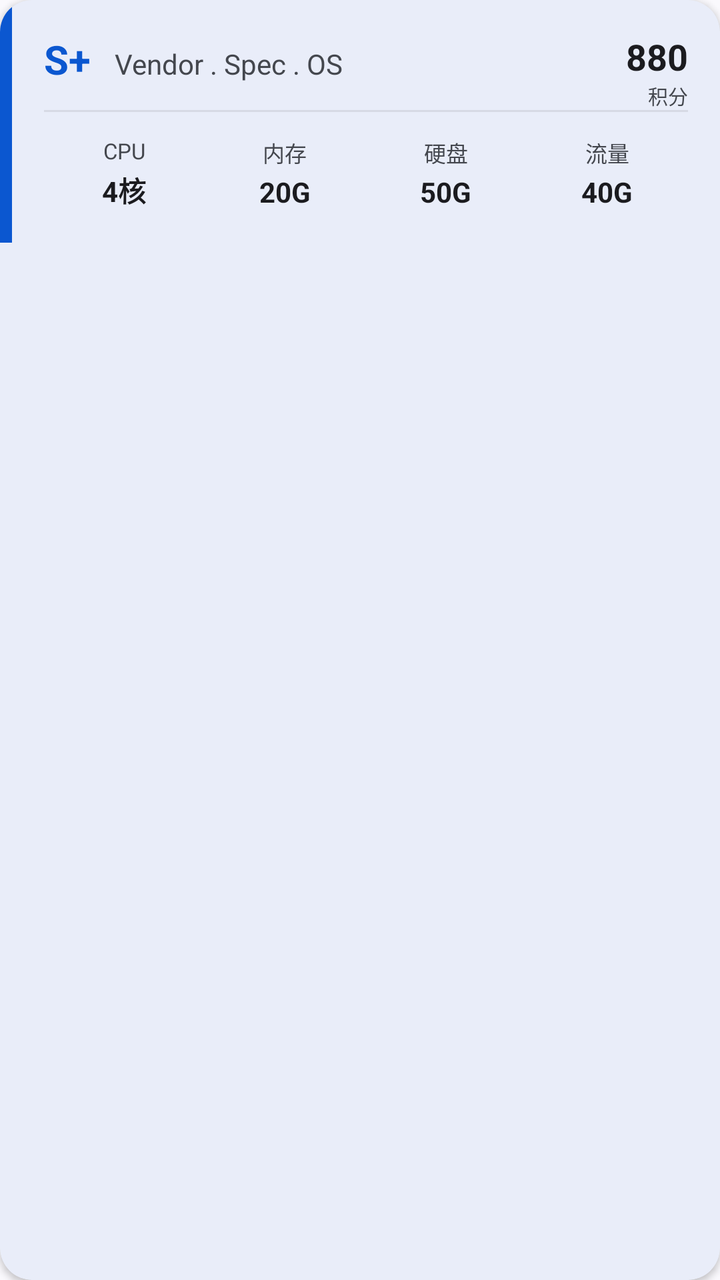
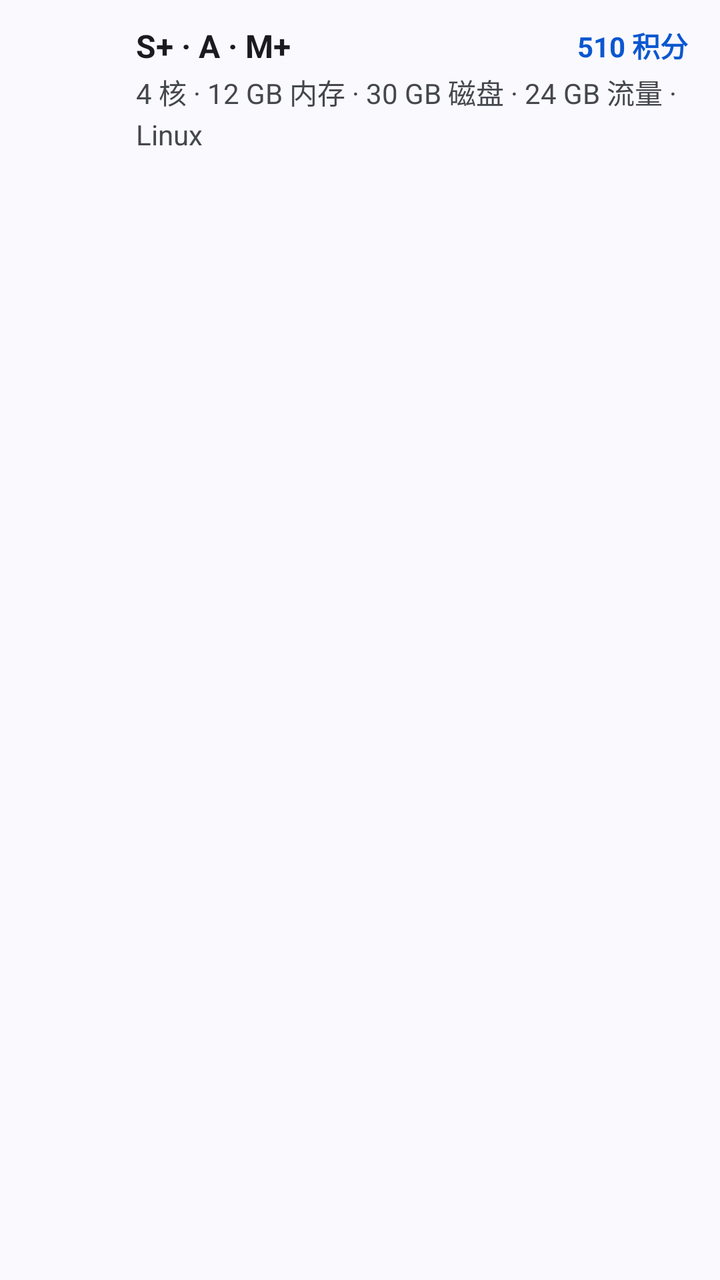

Screens rendered from an Android XML layout before and after an edit, with the pre-edit source and the edit as a unified diff.
<!-- AndroidManifest.xml: application theme Theme.Simpfun -->
<!-- res/layout/item_option_spec.xml -->
<?xml version="1.0" encoding="utf-8"?>
<com.google.android.material.card.MaterialCardView xmlns:android="http://schemas.android.com/apk/res/android"
    xmlns:app="http://schemas.android.com/apk/res-auto"
    android:layout_width="match_parent"
    android:layout_height="wrap_content"
    android:layout_marginBottom="12dp"
    android:layout_marginHorizontal="8dp"
    app:cardCornerRadius="16dp"
    app:cardElevation="2dp"
    app:strokeWidth="0dp"
    android:clickable="true"
    android:focusable="true">

    <androidx.constraintlayout.widget.ConstraintLayout
        android:layout_width="match_parent"
        android:layout_height="wrap_content">

        
        <View
            android:id="@+id/item_grade_strip"
            android:layout_width="6dp"
            android:layout_height="0dp"
            android:background="@color/md_theme_primary"
            app:layout_constraintStart_toStartOf="parent"
            app:layout_constraintTop_toTopOf="parent"
            app:layout_constraintBottom_toBottomOf="parent"/>

        <androidx.constraintlayout.widget.ConstraintLayout
            android:layout_width="0dp"
            android:layout_height="wrap_content"
            android:padding="16dp"
            app:layout_constraintStart_toEndOf="@id/item_grade_strip"
            app:layout_constraintEnd_toEndOf="parent"
            app:layout_constraintTop_toTopOf="parent"
            app:layout_constraintBottom_toBottomOf="parent">

            
            <TextView
                android:id="@+id/item_grade"
                android:layout_width="wrap_content"
                android:layout_height="wrap_content"
                android:text="S+"
                android:textSize="20sp"
                android:textStyle="bold"
                android:textColor="?attr/colorPrimary"
                app:layout_constraintStart_toStartOf="parent"
                app:layout_constraintTop_toTopOf="parent" />

            <TextView
                android:id="@+id/item_spec_name"
                android:layout_width="0dp"
                android:layout_height="wrap_content"
                android:text="Vendor . Spec . OS"
                android:textSize="14sp"
                android:textColor="?attr/colorOnSurfaceVariant"
                android:layout_marginStart="12dp"
                android:ellipsize="end"
                android:singleLine="true"
                app:layout_constraintStart_toEndOf="@id/item_grade"
                app:layout_constraintEnd_toStartOf="@id/item_point_container"
                app:layout_constraintBaseline_toBaselineOf="@id/item_grade" />

            
            <LinearLayout
                android:id="@+id/item_point_container"
                android:layout_width="wrap_content"
                android:layout_height="wrap_content"
                android:orientation="vertical"
                android:gravity="end"
                app:layout_constraintEnd_toEndOf="parent"
                app:layout_constraintTop_toTopOf="parent">

                <TextView
                    android:id="@+id/item_point"
                    android:layout_width="wrap_content"
                    android:layout_height="wrap_content"
                    android:text="880"
                    android:textSize="18sp"
                    android:textStyle="bold"
                    android:textColor="?attr/colorOnSurface" />

                <TextView
                    android:layout_width="wrap_content"
                    android:layout_height="wrap_content"
                    android:text="积分"
                    android:textSize="10sp"
                    android:textColor="?attr/colorOnSurfaceVariant"/>
            </LinearLayout>

            
            <View
                android:id="@+id/divider"
                android:layout_width="0dp"
                android:layout_height="1dp"
                android:background="?attr/colorOutlineVariant"
                android:alpha="0.5"
                android:layout_marginTop="12dp"
                app:layout_constraintTop_toBottomOf="@id/item_grade"
                app:layout_constraintStart_toStartOf="parent"
                app:layout_constraintEnd_toEndOf="parent"/>

            
            <LinearLayout
                android:layout_width="0dp"
                android:layout_height="wrap_content"
                android:orientation="horizontal"
                android:layout_marginTop="12dp"
                app:layout_constraintTop_toBottomOf="@id/divider"
                app:layout_constraintStart_toStartOf="parent"
                app:layout_constraintEnd_toEndOf="parent">

                
                <LinearLayout android:layout_width="0dp" android:layout_height="wrap_content" android:layout_weight="1" android:orientation="vertical" android:gravity="center_horizontal">
                    <TextView android:layout_width="wrap_content" android:layout_height="wrap_content" android:text="CPU" android:textSize="11sp" android:textColor="?attr/colorOnSurfaceVariant"/>
                    <TextView android:id="@+id/item_cpu" android:layout_width="wrap_content" android:layout_height="wrap_content" android:text="4核" android:textSize="14sp" android:textColor="?attr/colorOnSurface" android:textStyle="bold" android:layout_marginTop="2dp"/>
                </LinearLayout>

                
                <LinearLayout android:layout_width="0dp" android:layout_height="wrap_content" android:layout_weight="1" android:orientation="vertical" android:gravity="center_horizontal">
                    <TextView android:layout_width="wrap_content" android:layout_height="wrap_content" android:text="内存" android:textSize="11sp" android:textColor="?attr/colorOnSurfaceVariant"/>
                    <TextView android:id="@+id/item_ram" android:layout_width="wrap_content" android:layout_height="wrap_content" android:text="20G" android:textSize="14sp" android:textColor="?attr/colorOnSurface" android:textStyle="bold" android:layout_marginTop="2dp"/>
                </LinearLayout>

                
                <LinearLayout android:layout_width="0dp" android:layout_height="wrap_content" android:layout_weight="1" android:orientation="vertical" android:gravity="center_horizontal">
                    <TextView android:layout_width="wrap_content" android:layout_height="wrap_content" android:text="硬盘" android:textSize="11sp" android:textColor="?attr/colorOnSurfaceVariant"/>
                    <TextView android:id="@+id/item_disk" android:layout_width="wrap_content" android:layout_height="wrap_content" android:text="50G" android:textSize="14sp" android:textColor="?attr/colorOnSurface" android:textStyle="bold" android:layout_marginTop="2dp"/>
                </LinearLayout>

                
                <LinearLayout android:layout_width="0dp" android:layout_height="wrap_content" android:layout_weight="1" android:orientation="vertical" android:gravity="center_horizontal">
                    <TextView android:layout_width="wrap_content" android:layout_height="wrap_content" android:text="流量" android:textSize="11sp" android:textColor="?attr/colorOnSurfaceVariant"/>
                    <TextView android:id="@+id/item_traffic" android:layout_width="wrap_content" android:layout_height="wrap_content" android:text="40G" android:textSize="14sp" android:textColor="?attr/colorOnSurface" android:textStyle="bold" android:layout_marginTop="2dp"/>
                </LinearLayout>
            </LinearLayout>

            
            <TextView
                android:id="@+id/item_status"
                android:layout_width="wrap_content"
                android:layout_height="wrap_content"
                android:text="已售罄"
                android:textSize="12sp"
                android:textColor="?attr/colorError"
                android:textStyle="bold"
                android:background="@drawable/bg_status_full"
                android:paddingHorizontal="8dp"
                android:paddingVertical="4dp"
                android:visibility="gone"
                app:layout_constraintBottom_toBottomOf="parent"
                app:layout_constraintEnd_toEndOf="parent"
                app:layout_constraintStart_toStartOf="parent"
                app:layout_constraintTop_toTopOf="parent"/>

        </androidx.constraintlayout.widget.ConstraintLayout>

    </androidx.constraintlayout.widget.ConstraintLayout>
</com.google.android.material.card.MaterialCardView>
<!-- resources referenced by this layout -->
<resources>
  <color name="md_theme_primary">#0B57D0</color>
  <!-- drawable bg_status_full (drawable) -->
  <?xml version="1.0" encoding="utf-8"?>
  <shape xmlns:android="http://schemas.android.com/apk/res/android">
      <solid android:color="#FFF0F0"/>
      <corners android:radius="4dp"/>
      <stroke android:width="1dp" android:color="#D32F2F"/>
  </shape>
  <color name="md_theme_onPrimary">#FFFFFF</color>
  <color name="md_theme_primaryContainer">#D3E3FD</color>
  <color name="md_theme_onPrimaryContainer">#041E49</color>
  <color name="md_theme_secondary">#5A5C7C</color>
  <color name="md_theme_onSecondary">#FFFFFF</color>
  <color name="md_theme_secondaryContainer">#DCE2F9</color>
  <color name="md_theme_onSecondaryContainer">#131C2B</color>
  <color name="md_theme_tertiary">#75565F</color>
  <color name="md_theme_onTertiary">#FFFFFF</color>
  <color name="md_theme_tertiaryContainer">#FFD8EE</color>
  <color name="md_theme_onTertiaryContainer">#2E1125</color>
  <color name="md_theme_error">#B3261E</color>
  <color name="md_theme_onError">#FFFFFF</color>
  <color name="md_theme_errorContainer">#F9DEDC</color>
  <color name="md_theme_onErrorContainer">#410E0B</color>
  <color name="md_theme_background">#FAF9FD</color>
  <color name="md_theme_onBackground">#1B1B1F</color>
  <color name="md_theme_surface">#FAF9FD</color>
  <color name="md_theme_onSurface">#1B1B1F</color>
  <color name="md_theme_surfaceVariant">#E1E2EC</color>
  <color name="md_theme_onSurfaceVariant">#44474E</color>
  <color name="md_theme_outline">#74777F</color>
  <color name="md_theme_outlineVariant">#C4C6D0</color>
  <color name="md_theme_inverseSurface">#303034</color>
  <color name="md_theme_inverseOnSurface">#F2F0F4</color>
  <color name="md_theme_inversePrimary">#A8C7FA</color>
  <color name="md_theme_primaryFixed">#D3E3FD</color>
  <color name="md_theme_onPrimaryFixed">#041E49</color>
  <color name="md_theme_primaryFixedDim">#A8C7FA</color>
  <color name="md_theme_onPrimaryFixedVariant">#04409F</color>
  <color name="md_theme_secondaryFixed">#DCE2F9</color>
  <color name="md_theme_onSecondaryFixed">#131C2B</color>
  <color name="md_theme_secondaryFixedDim">#BFC6DC</color>
  <color name="md_theme_onSecondaryFixedVariant">#424663</color>
  <color name="md_theme_tertiaryFixed">#FFD8EE</color>
  <color name="md_theme_onTertiaryFixed">#2E1125</color>
  <color name="md_theme_tertiaryFixedDim">#EFB8D4</color>
  <color name="md_theme_onTertiaryFixedVariant">#633B48</color>
  <color name="md_theme_surfaceDim">#DAD9E0</color>
  <color name="md_theme_surfaceBright">#FAF9FD</color>
  <color name="md_theme_surfaceContainerLowest">#FFFFFF</color>
  <color name="md_theme_surfaceContainerLow">#F3F3FA</color>
  <color name="md_theme_surfaceContainer">#EEEDF3</color>
  <color name="md_theme_surfaceContainerHigh">#E9E8EF</color>
  <color name="md_theme_surfaceContainerHighest">#E3E2E6</color>
  <style name="ThemeOverlay.Simpfun.BottomSheet" parent="ThemeOverlay.MaterialComponents.BottomSheetDialog" />
  <style name="ThemeOverlay.Simpfun.MaterialAlertDialog" parent="ThemeOverlay.Material3.MaterialAlertDialog">
          <item name="shapeAppearanceSmallComponent">@style/ShapeAppearance.Simpfun.Dialog</item>
          <item name="shapeAppearanceMediumComponent">@style/ShapeAppearance.Simpfun.Dialog</item>
      </style>
  <style name="ShapeAppearance.Simpfun.Dialog" parent="ShapeAppearance.Material3.Corner.None">
          <item name="cornerSize">4dp</item>
      </style>
  <!-- unchanged entries left out for length: 1 -->
</resources>

<!-- the commit's change to res/layout/item_option_spec.xml (unified diff, before → after) -->
@@ -1,158 +1,100 @@
 <?xml version="1.0" encoding="utf-8"?>
 <com.google.android.material.card.MaterialCardView xmlns:android="http://schemas.android.com/apk/res/android"
     xmlns:app="http://schemas.android.com/apk/res-auto"
+    android:id="@+id/item_root"
     android:layout_width="match_parent"
     android:layout_height="wrap_content"
-    android:layout_marginBottom="12dp"
-    android:layout_marginHorizontal="8dp"
-    app:cardCornerRadius="16dp"
-    app:cardElevation="2dp"
+    android:layout_marginBottom="3dp"
+    app:cardCornerRadius="8dp"
+    app:cardElevation="0dp"
     app:strokeWidth="0dp"
+    app:rippleColor="?attr/colorOutlineVariant"
     android:clickable="true"
     android:focusable="true">
 
-    <androidx.constraintlayout.widget.ConstraintLayout
+    <LinearLayout
         android:layout_width="match_parent"
-        android:layout_height="wrap_content">
+        android:layout_height="wrap_content"
+        android:orientation="horizontal"
+        android:paddingStart="12dp"
+        android:paddingEnd="16dp"
+        android:paddingTop="12dp"
+        android:paddingBottom="12dp"
+        android:minHeight="72dp"
+        android:gravity="center_vertical">
 
-        
-        <View
-            android:id="@+id/item_grade_strip"
-            android:layout_width="6dp"
-            android:layout_height="0dp"
-            android:background="@color/md_theme_primary"
-            app:layout_constraintStart_toStartOf="parent"
-            app:layout_constraintTop_toTopOf="parent"
-            app:layout_constraintBottom_toBottomOf="parent"/>
+        <FrameLayout
+            android:id="@+id/item_icon_bg"
+            android:layout_width="40dp"
+            android:layout_height="40dp"
+            android:layout_marginEnd="16dp">
 
-        <androidx.constraintlayout.widget.ConstraintLayout
+            <ImageView
+                android:id="@+id/item_icon"
+                android:layout_width="24dp"
+                android:layout_height="24dp"
+                android:layout_gravity="center"
+                android:contentDescription="规格图标" />
+        </FrameLayout>
+
+        <LinearLayout
             android:layout_width="0dp"
             android:layout_height="wrap_content"
-            android:padding="16dp"
-            app:layout_constraintStart_toEndOf="@id/item_grade_strip"
-            app:layout_constraintEnd_toEndOf="parent"
-            app:layout_constraintTop_toTopOf="parent"
-            app:layout_constraintBottom_toBottomOf="parent">
+            android:layout_weight="1"
+            android:orientation="vertical">
 
-            
-            <TextView
-                android:id="@+id/item_grade"
-                android:layout_width="wrap_content"
+            <LinearLayout
+                android:layout_width="match_parent"
                 android:layout_height="wrap_content"
-                android:text="S+"
-                android:textSize="20sp"
-                android:textStyle="bold"
-                android:textColor="?attr/colorPrimary"
-                app:layout_constraintStart_toStartOf="parent"
-                app:layout_constraintTop_toTopOf="parent" />
+                android:orientation="horizontal"
+                android:gravity="center_vertical">
 
-            <TextView
-                android:id="@+id/item_spec_name"
-                android:layout_width="0dp"
-                android:layout_height="wrap_content"
-                android:text="Vendor . Spec . OS"
-                android:textSize="14sp"
-                android:textColor="?attr/colorOnSurfaceVariant"
-                android:layout_marginStart="12dp"
-                android:ellipsize="end"
-                android:singleLine="true"
-                app:layout_constraintStart_toEndOf="@id/item_grade"
-                app:layout_constraintEnd_toStartOf="@id/item_point_container"
-                app:layout_constraintBaseline_toBaselineOf="@id/item_grade" />
-
-            
-            <LinearLayout
-                android:id="@+id/item_point_container"
-                android:layout_width="wrap_content"
-                android:layout_height="wrap_content"
-                android:orientation="vertical"
-                android:gravity="end"
-                app:layout_constraintEnd_toEndOf="parent"
-                app:layout_constraintTop_toTopOf="parent">
+                <TextView
+                    android:id="@+id/item_spec_name"
+                    android:layout_width="0dp"
+                    android:layout_height="wrap_content"
+                    android:layout_weight="1"
+                    android:textSize="16sp"
+                    android:textStyle="bold"
+                    android:textColor="?attr/colorOnSurface"
+                    android:maxLines="1"
+                    android:ellipsize="end"
+                    android:text="S+ · A · M+" />
 
                 <TextView
                     android:id="@+id/item_point"
                     android:layout_width="wrap_content"
                     android:layout_height="wrap_content"
-                    android:text="880"
-                    android:textSize="18sp"
+                    android:layout_marginStart="8dp"
+                    android:textSize="14sp"
                     android:textStyle="bold"
-                    android:textColor="?attr/colorOnSurface" />
+                    android:textColor="?attr/colorPrimary"
+                    android:text="510 积分" />
 
                 <TextView
+                    android:id="@+id/item_flag_full"
                     android:layout_width="wrap_content"
                     android:layout_height="wrap_content"
-                    android:text="积分"
-                    android:textSize="10sp"
-                    android:textColor="?attr/colorOnSurfaceVariant"/>
+                    android:layout_marginStart="8dp"
+                    android:paddingStart="8dp"
+                    android:paddingEnd="8dp"
+                    android:paddingTop="2dp"
+                    android:paddingBottom="2dp"
+                    android:text="已满"
+                    android:textSize="11sp"
+                    android:textStyle="bold"
+                    android:visibility="gone" />
             </LinearLayout>
 
-            
-            <View
-                android:id="@+id/divider"
-                android:layout_width="0dp"
-                android:layout_height="1dp"
-                android:background="?attr/colorOutlineVariant"
-                android:alpha="0.5"
-                android:layout_marginTop="12dp"
-                app:layout_constraintTop_toBottomOf="@id/item_grade"
-                app:layout_constraintStart_toStartOf="parent"
-                app:layout_constraintEnd_toEndOf="parent"/>
-
-            
-            <LinearLayout
-                android:layout_width="0dp"
+            <TextView
+                android:id="@+id/item_subtitle"
+                android:layout_width="match_parent"
                 android:layout_height="wrap_content"
-                android:orientation="horizontal"
-                android:layout_marginTop="12dp"
-                app:layout_constraintTop_toBottomOf="@id/divider"
-                app:layout_constraintStart_toStartOf="parent"
-                app:layout_constraintEnd_toEndOf="parent">
-
-                
-                <LinearLayout android:layout_width="0dp" android:layout_height="wrap_content" android:layout_weight="1" android:orientation="vertical" android:gravity="center_horizontal">
-                    <TextView android:layout_width="wrap_content" android:layout_height="wrap_content" android:text="CPU" android:textSize="11sp" android:textColor="?attr/colorOnSurfaceVariant"/>
-                    <TextView android:id="@+id/item_cpu" android:layout_width="wrap_content" android:layout_height="wrap_content" android:text="4核" android:textSize="14sp" android:textColor="?attr/colorOnSurface" android:textStyle="bold" android:layout_marginTop="2dp"/>
-                </LinearLayout>
-
-                
-                <LinearLayout android:layout_width="0dp" android:layout_height="wrap_content" android:layout_weight="1" android:orientation="vertical" android:gravity="center_horizontal">
-                    <TextView android:layout_width="wrap_content" android:layout_height="wrap_content" android:text="内存" android:textSize="11sp" android:textColor="?attr/colorOnSurfaceVariant"/>
-                    <TextView android:id="@+id/item_ram" android:layout_width="wrap_content" android:layout_height="wrap_content" android:text="20G" android:textSize="14sp" android:textColor="?attr/colorOnSurface" android:textStyle="bold" android:layout_marginTop="2dp"/>
-                </LinearLayout>
-
-                
-                <LinearLayout android:layout_width="0dp" android:layout_height="wrap_content" android:layout_weight="1" android:orientation="vertical" android:gravity="center_horizontal">
-                    <TextView android:layout_width="wrap_content" android:layout_height="wrap_content" android:text="硬盘" android:textSize="11sp" android:textColor="?attr/colorOnSurfaceVariant"/>
-                    <TextView android:id="@+id/item_disk" android:layout_width="wrap_content" android:layout_height="wrap_content" android:text="50G" android:textSize="14sp" android:textColor="?attr/colorOnSurface" android:textStyle="bold" android:layout_marginTop="2dp"/>
-                </LinearLayout>
-
-                
-                <LinearLayout android:layout_width="0dp" android:layout_height="wrap_content" android:layout_weight="1" android:orientation="vertical" android:gravity="center_horizontal">
-                    <TextView android:layout_width="wrap_content" android:layout_height="wrap_content" android:text="流量" android:textSize="11sp" android:textColor="?attr/colorOnSurfaceVariant"/>
-                    <TextView android:id="@+id/item_traffic" android:layout_width="wrap_content" android:layout_height="wrap_content" android:text="40G" android:textSize="14sp" android:textColor="?attr/colorOnSurface" android:textStyle="bold" android:layout_marginTop="2dp"/>
-                </LinearLayout>
-            </LinearLayout>
-
-            
-            <TextView
-                android:id="@+id/item_status"
-                android:layout_width="wrap_content"
-                android:layout_height="wrap_content"
-                android:text="已售罄"
-                android:textSize="12sp"
-                android:textColor="?attr/colorError"
-                android:textStyle="bold"
-                android:background="@drawable/bg_status_full"
-                android:paddingHorizontal="8dp"
-                android:paddingVertical="4dp"
-                android:visibility="gone"
-                app:layout_constraintBottom_toBottomOf="parent"
-                app:layout_constraintEnd_toEndOf="parent"
-                app:layout_constraintStart_toStartOf="parent"
-                app:layout_constraintTop_toTopOf="parent"/>
-
-        </androidx.constraintlayout.widget.ConstraintLayout>
-
-    </androidx.constraintlayout.widget.ConstraintLayout>
+                android:textSize="14sp"
+                android:lineHeight="20sp"
+                android:layout_marginTop="2dp"
+                android:textColor="?attr/colorOnSurfaceVariant"
+                android:text="4 核 · 12 GB 内存 · 30 GB 磁盘 · 24 GB 流量 · Linux" />
+        </LinearLayout>
+    </LinearLayout>
 </com.google.android.material.card.MaterialCardView>
<!-- resource entries referenced after the edit -->
@@ -1,13 +1,6 @@
 <!-- resources referenced by this layout -->
 <resources>
   <color name="md_theme_primary">#0B57D0</color>
-  <!-- drawable bg_status_full (drawable) -->
-  <?xml version="1.0" encoding="utf-8"?>
-  <shape xmlns:android="http://schemas.android.com/apk/res/android">
-      <solid android:color="#FFF0F0"/>
-      <corners android:radius="4dp"/>
-      <stroke android:width="1dp" android:color="#D32F2F"/>
-  </shape>
   <color name="md_theme_onPrimary">#FFFFFF</color>
   <color name="md_theme_primaryContainer">#D3E3FD</color>
   <color name="md_theme_onPrimaryContainer">#041E49</color>
@@ -59,7 +52,7 @@
           <item name="shapeAppearanceMediumComponent">@style/ShapeAppearance.Simpfun.Dialog</item>
       </style>
   <style name="ShapeAppearance.Simpfun.Dialog" parent="ShapeAppearance.Material3.Corner.None">
-          <item name="cornerSize">4dp</item>
+          <item name="cornerSize">12dp</item>
       </style>
   <!-- unchanged entries left out for length: 1 -->
 </resources>
